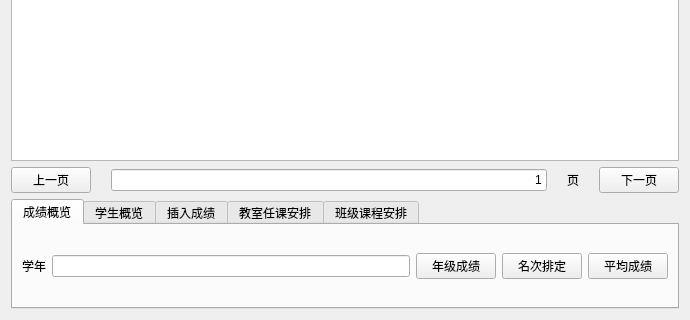
Above: src/MainWindow.ui from lixiao189/grade-manager before the change; both pictures show x 0 to 690 and y 180 to 500 of the 690 by 500 pixel window. Below: the same form after it.
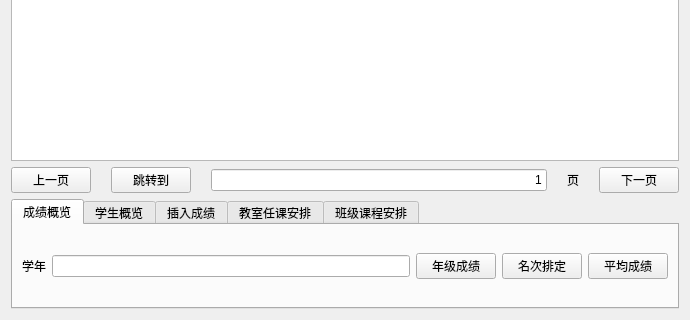
That is the form after the change.

Commit message: get all grade function finished

```diff
--- a/src/MainWindow.ui
+++ b/src/MainWindow.ui
@@ -49,7 +49,20 @@
       </widget>
      </item>
      <item>
-      <widget class="QLineEdit" name="lineEdit">
+      <widget class="QPushButton" name="jump_button">
+       <property name="sizePolicy">
+        <sizepolicy hsizetype="Fixed" vsizetype="Fixed">
+         <horstretch>0</horstretch>
+         <verstretch>0</verstretch>
+        </sizepolicy>
+       </property>
+       <property name="text">
+        <string>跳转到</string>
+       </property>
+      </widget>
+     </item>
+     <item>
+      <widget class="QLineEdit" name="page_num_input">
        <property name="sizePolicy">
         <sizepolicy hsizetype="Preferred" vsizetype="Fixed">
          <horstretch>0</horstretch>
@@ -62,6 +75,9 @@
        <property name="alignment">
         <set>Qt::AlignRight|Qt::AlignTrailing|Qt::AlignVCenter</set>
        </property>
+       <property name="placeholderText">
+        <string>1</string>
+       </property>
       </widget>
      </item>
      <item>
```
Left out of the diff: 10 changed lines with no effect on the pictures. The commit also changes 2 other files.
